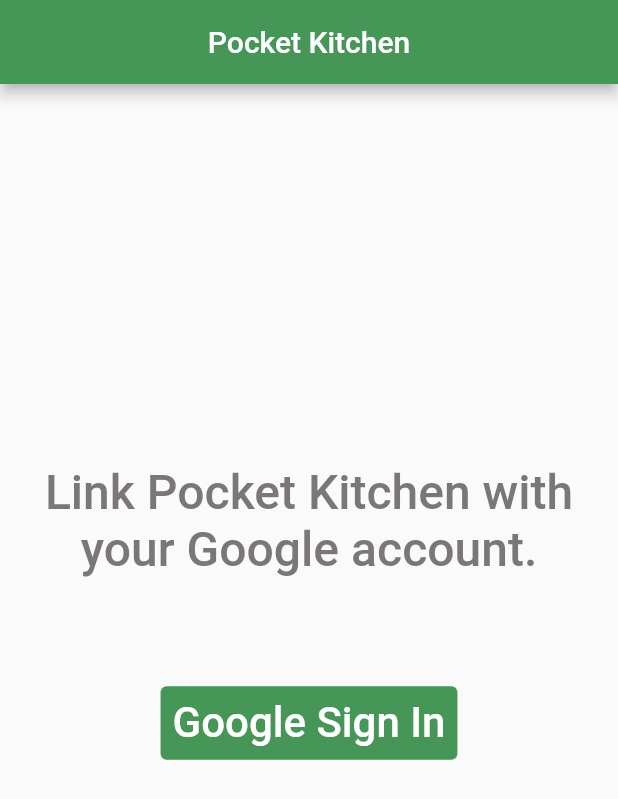
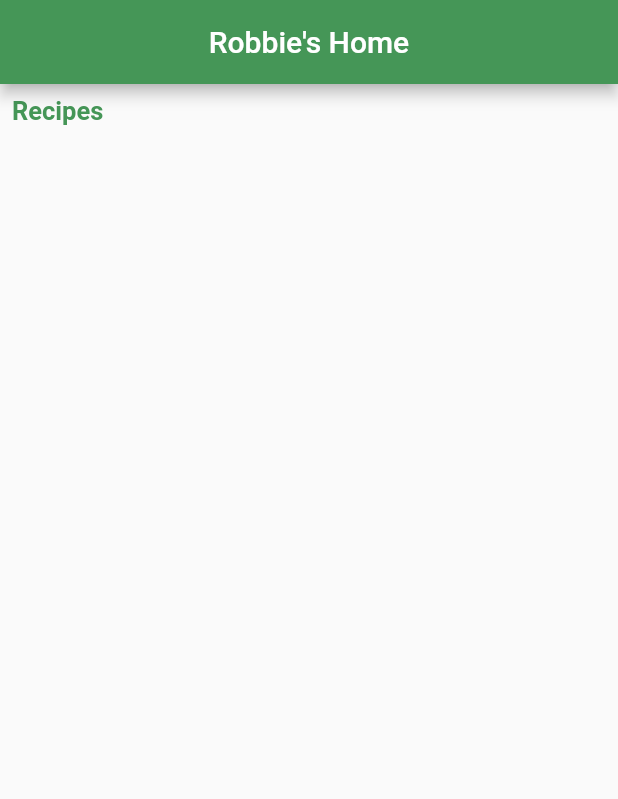
Before and after one commit to Fmahboob/Pocket-Kitchen, a Flutter app: the screen it shows after launch, on a phone screen of 412 x 824 dp. Shown: the top 799 px of the screen. Run offline on Flutter 3.47's test engine with Material 2 defaults, Android fonts, the phone set to English and light mode, and no system bars; our stand-ins replace google_sign_in, shared_preferences; missing offline and left inert: dart:ffi, flutter_barcode_scanner, mysql1.

Commit message:
Created UI for Cuisinerecipes

```diff
--- a/lib/main.dart
+++ b/lib/main.dart
@@ -1,5 +1,6 @@
 import 'package:flutter/material.dart';
 import 'package:pocket_kitchen/models/app_models/shared_preferences.dart';
+import 'package:pocket_kitchen/views/cuisine_views/cuisine_recipes_view.dart';
 import 'package:pocket_kitchen/views/cuisine_views/cuisines_view.dart';
 import 'package:pocket_kitchen/views/google_sign_in_view.dart';
 import 'package:pocket_kitchen/views/grocery_list_views/grocery_list_view.dart';
@@ -55,8 +56,9 @@ class PocketKitchen extends StatelessWidget {
 
   @override
   Widget build(BuildContext context) {
-    return MaterialApp(
-        home: sharedPrefs.signedIn ? const TabBarMain() : const GoogleSignInView()
+    return const MaterialApp(
+        home: CuisinesRecipesView(),
+
     );
   }
 }
--- a/lib/views/cuisine_views/cuisine_recipes_view.dart
+++ b/lib/views/cuisine_views/cuisine_recipes_view.dart
@@ -0,0 +1,40 @@
+import 'package:flutter/material.dart';
+
+class CuisinesRecipesView extends StatefulWidget {
+  const CuisinesRecipesView({super.key});
+
+  @override
+  State<StatefulWidget> createState() => CuisinesRecipesViewState();
+}
+
+class CuisinesRecipesViewState extends State<CuisinesRecipesView>{
+  String pantryName = "Robbie's Home";
+  @override
+  Widget build(BuildContext context) {
+    return Scaffold(
+
+        appBar: AppBar(
+        centerTitle: true,
+        backgroundColor: const Color(0xff459657),
+    title: Text(pantryName),
+    ),
+    body: Column(
+    crossAxisAlignment: CrossAxisAlignment.start,
+    children: const [
+       Padding(
+        padding: EdgeInsets.fromLTRB(8.0, 8.0, 8.0, 0.0),
+        child: Text(
+            "Recipes",
+            textAlign: TextAlign.left,
+            style: TextStyle(
+                fontSize: 17,
+                color: Color(0xff459657),
+                fontWeight: FontWeight.w600
+            )
+        ),
+      ),
+    ],
+    ),
+    );
+  }
+}
```
